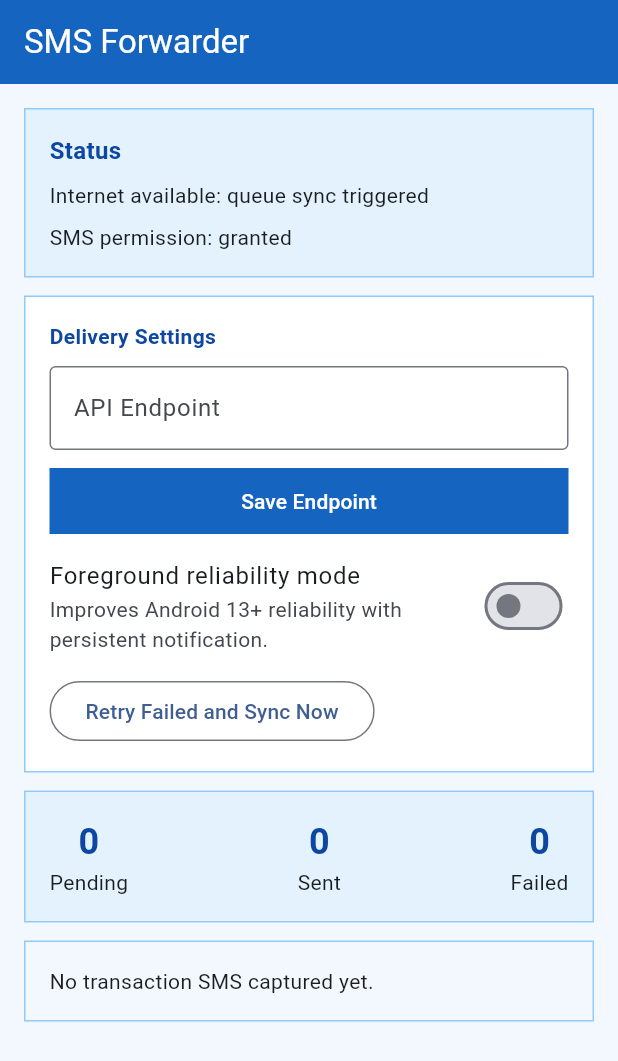
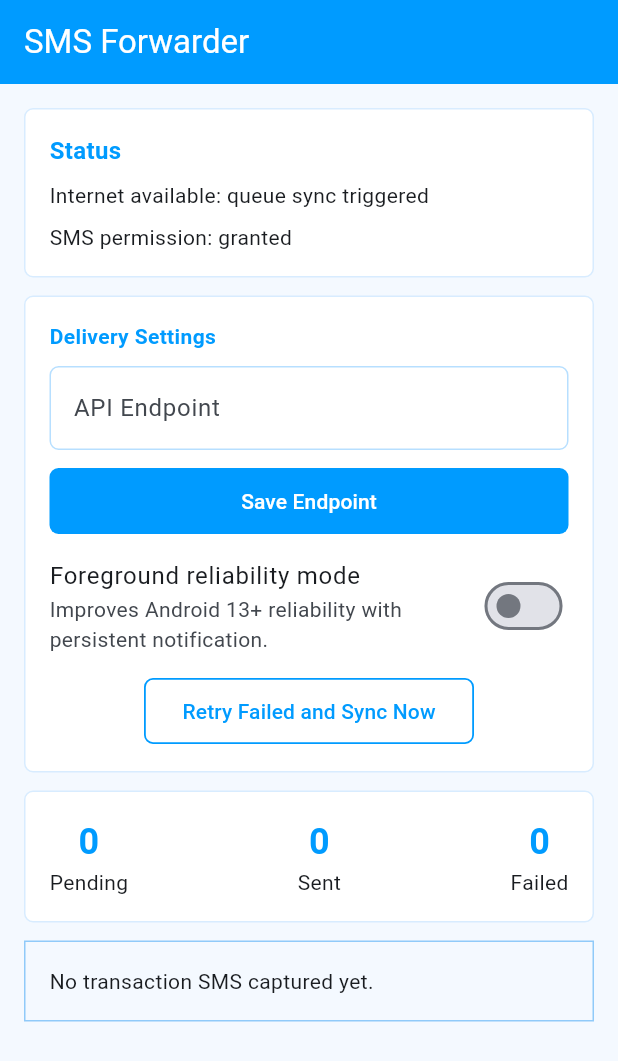
Before and after one commit to ju4700/sms-forwarder-v2, a Flutter app: the screen it shows after launch, on a phone screen of 412 x 824 dp. Shown: the top 1061 px of the screen. Run offline on Flutter 3.47's test engine with Material 3 defaults, Android fonts, the phone set to English and light mode, and no system bars; our stand-ins replace connectivity_plus, permission_handler, shared_preferences, sqflite; missing offline and left inert: workmanager; accounts and stored records are empty.

Commit message:
style: Update UI theme and improve button designs for consistency

```diff
--- a/lib/main.dart
+++ b/lib/main.dart
@@ -21,24 +21,62 @@ class SmsForwarderApp extends StatelessWidget {
       title: 'SMS Forwarder',
       theme: ThemeData(
         useMaterial3: true,
-        colorScheme: ColorScheme.fromSeed(seedColor: const Color(0xFF1565C0)),
-        scaffoldBackgroundColor: const Color(0xFFF3F8FF),
+        colorScheme: ColorScheme.fromSeed(
+          seedColor: const Color(0xFF009BFF),
+          primary: const Color(0xFF009BFF),
+          secondary: const Color(0xFF3DB7FF),
+          surface: Colors.white,
+        ),
+        scaffoldBackgroundColor: const Color(0xFFF4F9FF),
         cardTheme: const CardThemeData(
           elevation: 0,
           margin: EdgeInsets.zero,
+          shape: RoundedRectangleBorder(
+            borderRadius: BorderRadius.all(Radius.circular(6)),
+          ),
         ),
         appBarTheme: const AppBarTheme(
           elevation: 0,
-          backgroundColor: Color(0xFF1565C0),
+          backgroundColor: Color(0xFF009BFF),
           foregroundColor: Colors.white,
+          centerTitle: false,
         ),
         elevatedButtonTheme: ElevatedButtonThemeData(
           style: ElevatedButton.styleFrom(
             elevation: 0,
-            backgroundColor: const Color(0xFF1565C0),
+            shadowColor: Colors.transparent,
+            backgroundColor: const Color(0xFF009BFF),
             foregroundColor: Colors.white,
-            shape: const RoundedRectangleBorder(),
+            shape: RoundedRectangleBorder(
+              borderRadius: BorderRadius.circular(6),
+            ),
             minimumSize: const Size.fromHeight(44),
+          ),
+        ),
+        outlinedButtonTheme: OutlinedButtonThemeData(
+          style: OutlinedButton.styleFrom(
+            foregroundColor: const Color(0xFF009BFF),
+            side: const BorderSide(color: Color(0xFF009BFF), width: 1.2),
+            shape: RoundedRectangleBorder(
+              borderRadius: BorderRadius.circular(6),
+            ),
+            minimumSize: const Size.fromHeight(44),
+          ),
+        ),
+        inputDecorationTheme: InputDecorationTheme(
+          filled: true,
+          fillColor: Colors.white,
+          border: OutlineInputBorder(
+            borderRadius: BorderRadius.circular(6),
+            borderSide: const BorderSide(color: Color(0xFFB7DFFF)),
+          ),
+          enabledBorder: OutlineInputBorder(
+            borderRadius: BorderRadius.circular(6),
+            borderSide: const BorderSide(color: Color(0xFFB7DFFF)),
+          ),
+          focusedBorder: OutlineInputBorder(
+            borderRadius: BorderRadius.circular(6),
+            borderSide: const BorderSide(color: Color(0xFF009BFF), width: 1.6),
           ),
         ),
       ),
--- a/lib/ui/home_screen.dart
+++ b/lib/ui/home_screen.dart
@@ -14,6 +14,8 @@ class HomeScreen extends StatefulWidget {
 
 class _HomeScreenState extends State<HomeScreen> {
   late final TextEditingController _endpointController;
+  static const Color _electricBlue = Color(0xFF009BFF);
+  static const Color _cardBorder = Color(0xFFD8ECFF);
 
   @override
   void initState() {
@@ -68,8 +70,9 @@ class _HomeScreenState extends State<HomeScreen> {
     return Container(
       padding: const EdgeInsets.all(16),
       decoration: BoxDecoration(
-        color: Colors.blue.shade50,
-        border: Border.all(color: Colors.blue.shade200),
+        color: Colors.white,
+        borderRadius: BorderRadius.circular(6),
+        border: Border.all(color: _cardBorder),
       ),
       child: Column(
         crossAxisAlignment: CrossAxisAlignment.start,
@@ -77,7 +80,7 @@ class _HomeScreenState extends State<HomeScreen> {
           Text(
             'Status',
             style: TextStyle(
-              color: Colors.blue.shade900,
+              color: _electricBlue,
               fontSize: 16,
               fontWeight: FontWeight.w700,
             ),
@@ -100,7 +103,8 @@ class _HomeScreenState extends State<HomeScreen> {
       padding: const EdgeInsets.all(16),
       decoration: BoxDecoration(
         color: Colors.white,
-        border: Border.all(color: Colors.blue.shade200),
+        borderRadius: BorderRadius.circular(6),
+        border: Border.all(color: _cardBorder),
       ),
       child: Column(
         crossAxisAlignment: CrossAxisAlignment.start,
@@ -108,7 +112,7 @@ class _HomeScreenState extends State<HomeScreen> {
           Text(
             'Delivery Settings',
             style: TextStyle(
-              color: Colors.blue.shade900,
+              color: _electricBlue,
               fontWeight: FontWeight.w700,
             ),
           ),
@@ -138,9 +142,14 @@ class _HomeScreenState extends State<HomeScreen> {
             onChanged: controller.setForegroundMode,
           ),
           const SizedBox(height: 6),
-          OutlinedButton(
-            onPressed: controller.retryFailed,
-            child: const Text('Retry Failed and Sync Now'),
+          Center(
+            child: SizedBox(
+              width: 220,
+              child: OutlinedButton(
+                onPressed: controller.retryFailed,
+                child: const Text('Retry Failed and Sync Now'),
+              ),
+            ),
           ),
         ],
       ),
@@ -155,8 +164,9 @@ class _HomeScreenState extends State<HomeScreen> {
     return Container(
       padding: const EdgeInsets.all(16),
       decoration: BoxDecoration(
-        color: Colors.blue.shade50,
-        border: Border.all(color: Colors.blue.shade200),
+        color: Colors.white,
+        borderRadius: BorderRadius.circular(6),
+        border: Border.all(color: _cardBorder),
       ),
       child: Row(
         mainAxisAlignment: MainAxisAlignment.spaceBetween,
@@ -175,7 +185,7 @@ class _HomeScreenState extends State<HomeScreen> {
         Text(
           '$value',
           style: TextStyle(
-            color: Colors.blue.shade900,
+            color: _electricBlue,
             fontSize: 24,
             fontWeight: FontWeight.w700,
           ),
@@ -198,18 +208,30 @@ class _HomeScreenState extends State<HomeScreen> {
 
     return Container(
       decoration: BoxDecoration(
-        border: Border.all(color: Colors.blue.shade200),
+        color: Colors.white,
+        borderRadius: BorderRadius.circular(6),
+        border: Border.all(color: _cardBorder),
       ),
       child: Column(
         children: history.take(20).map((QueuedSms item) {
           return ListTile(
             dense: true,
+            shape: RoundedRectangleBorder(
+              borderRadius: BorderRadius.circular(6),
+            ),
             title: Text('Tk ${item.amount.toStringAsFixed(2)} - ${item.reference}'),
             subtitle: Text(
               '${item.sender} | TrxID ${item.transactionId}\n${item.transactionLocalTime}',
             ),
             isThreeLine: true,
-            trailing: Text(item.status),
+            trailing: Chip(
+              label: Text(item.status),
+              backgroundColor: const Color(0xFFEAF6FF),
+              side: BorderSide.none,
+              shape: RoundedRectangleBorder(
+                borderRadius: BorderRadius.circular(6),
+              ),
+            ),
           );
         }).toList(),
       ),
```
